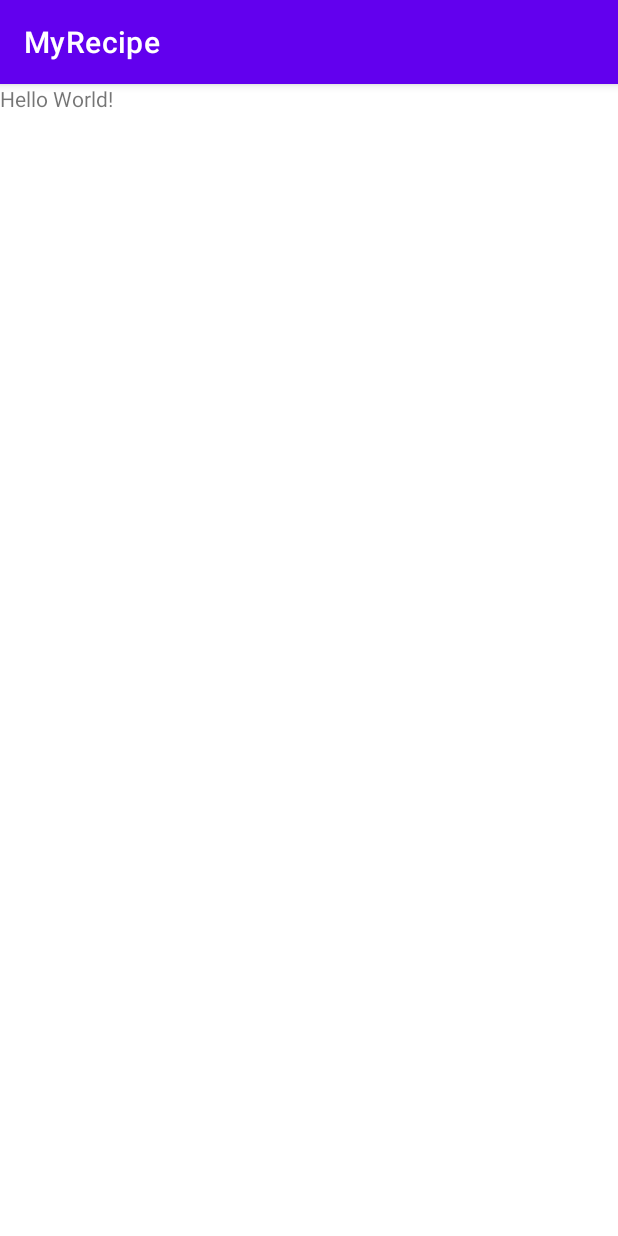
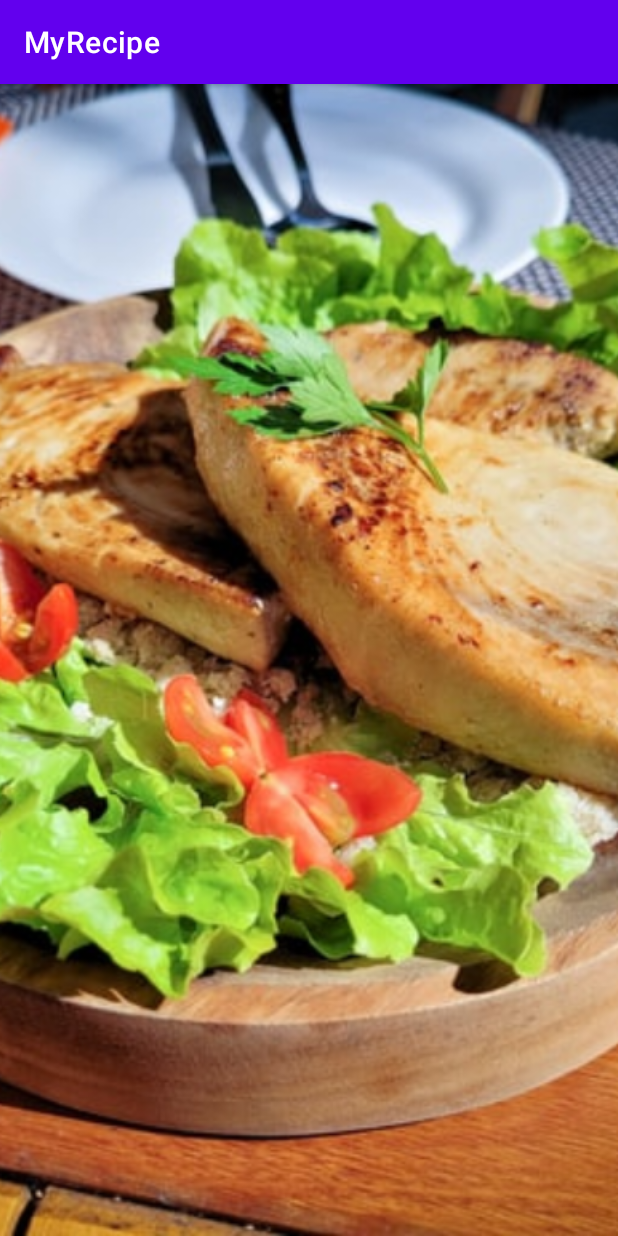
Before and after one commit to KevinMokoro/MyRecipe, an Android app: the screen it shows after launch (MainActivity), on a phone screen of 412 x 824 dp. Run offline under Robolectric (Android 15) with nearby library versions, the phone set to English and light mode, and no system bars.

Commit message:
This will add a background image for our main activity.

```diff
--- a/app/src/main/res/layout/activity_main.xml
+++ b/app/src/main/res/layout/activity_main.xml
@@ -1,6 +1,5 @@
 <?xml version="1.0" encoding="utf-8"?>
 <RelativeLayout xmlns:android="http://schemas.android.com/apk/res/android"
-    xmlns:app="http://schemas.android.com/apk/res-auto"
     xmlns:tools="http://schemas.android.com/tools"
     android:layout_width="match_parent"
     android:layout_height="match_parent"
@@ -11,4 +10,11 @@
         android:layout_height="wrap_content"
         android:text="Hello World!" />
 
+    <ImageView
+        android:id="@+id/imageView2"
+        android:layout_width="wrap_content"
+        android:layout_height="match_parent"
+        android:scaleType="centerCrop"
+        android:src="@drawable/myrecipe" />
+
 </RelativeLayout>
```
Also changed, not shown: app/src/main/res/drawable/myrecipe.jpg (added).
